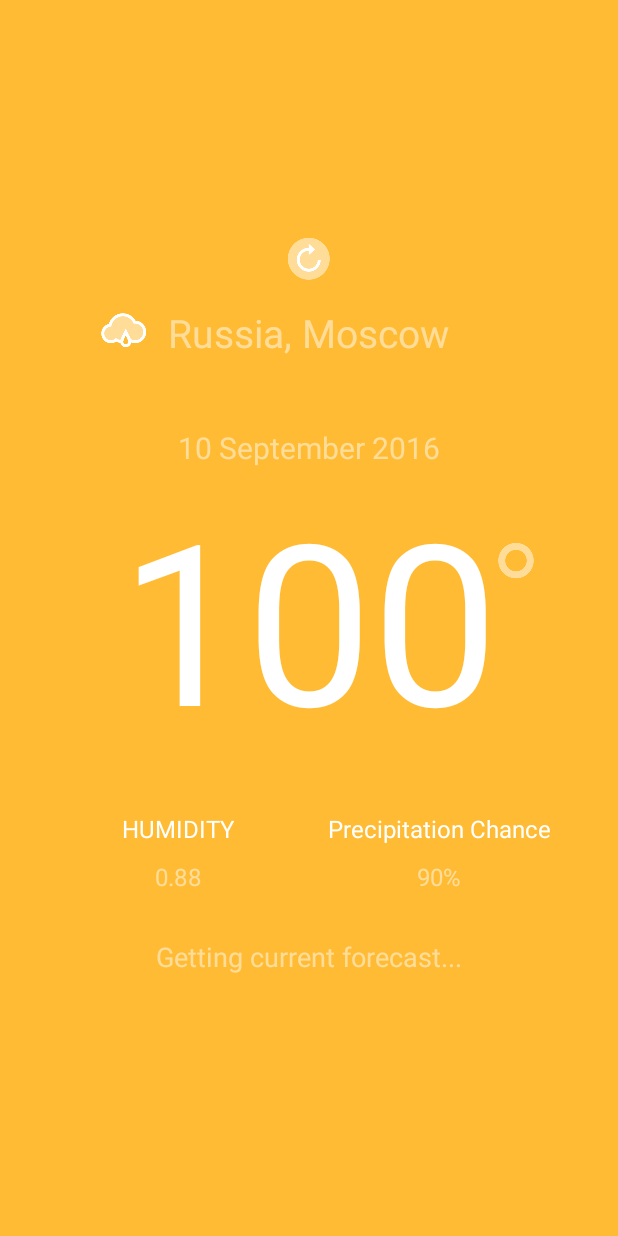
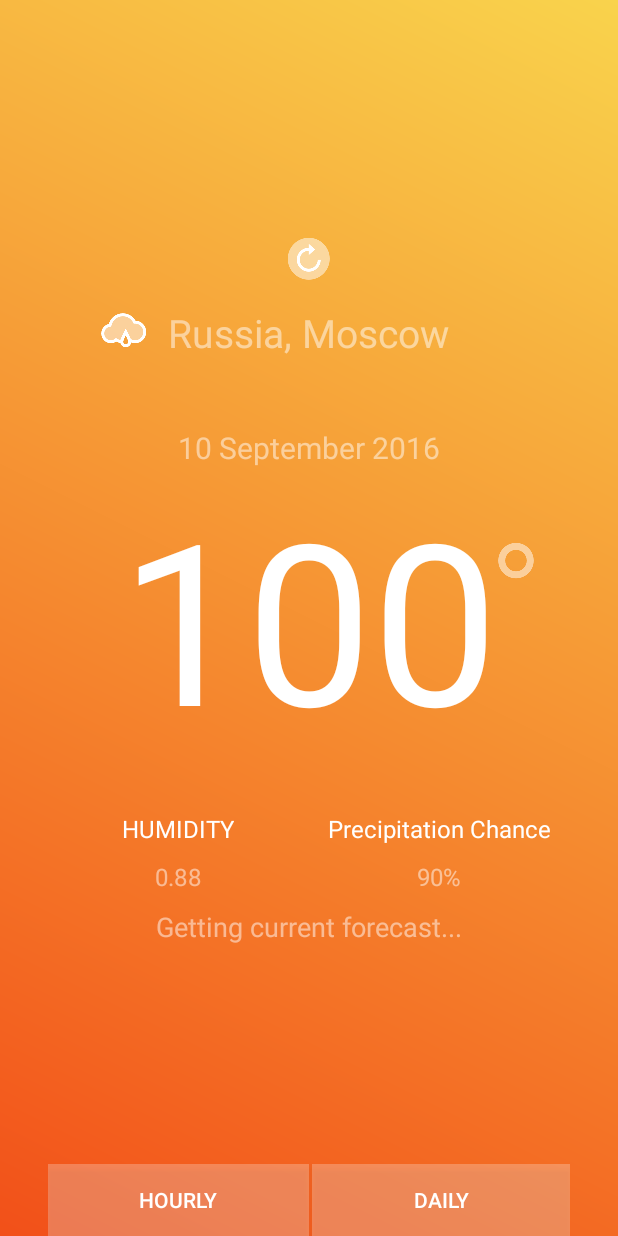
Before and after one commit to BarbosSergos/WeatherApp_WholeProject, an Android app: the screen it shows after launch (MainActivity), on a phone screen of 412 x 824 dp. Run offline under Robolectric (Android 15) with nearby library versions, the phone set to English and light mode, and no system bars; our stand-ins replace ButterKnife.

Commit message:
Add hourly and daily buttons

```diff
--- a/app/src/main/java/com/barbos/sergey/weatherapp/ui/MainActivity.java
+++ b/app/src/main/java/com/barbos/sergey/weatherapp/ui/MainActivity.java
@@ -70,7 +70,7 @@ public class MainActivity extends AppCompatActivity {
             }
         });
 
-        getForecast(letitude, longitude);
+       // getForecast(letitude, longitude);
 
         Log.d(TAG, "Main UI is running");
     }
--- /dev/null
+++ b/app/src/main/res/drawable/bg_gradient.xml
@@ -0,0 +1,11 @@
+<?xml version="1.0" encoding="utf-8"?>
+<shape xmlns:android="http://schemas.android.com/apk/res/android"
+    android:shape="rectangle">
+
+    <gradient
+        android:startColor="#f9d34c"
+        android:endColor="#f25019"
+        android:type="linear"
+        android:angle="225"/>
+
+</shape>
--- a/app/src/main/res/layout/activity_main.xml
+++ b/app/src/main/res/layout/activity_main.xml
@@ -4,12 +4,11 @@
     xmlns:tools="http://schemas.android.com/tools"
     android:layout_width="match_parent"
     android:layout_height="match_parent"
-    android:paddingBottom="@dimen/activity_vertical_margin"
     android:paddingLeft="@dimen/activity_horizontal_margin"
     android:paddingRight="@dimen/activity_horizontal_margin"
     android:paddingTop="@dimen/activity_vertical_margin"
     tools:context=".ui.MainActivity"
-    android:background="@android:color/holo_orange_light">
+    android:background="@drawable/bg_gradient">
 
     <TextView
         android:layout_width="wrap_content"
@@ -133,7 +132,7 @@
         android:layout_marginBottom="15dp"
         android:src="@mipmap/refresh"
         android:adjustViewBounds="false"
-        android:background="@android:color/holo_orange_light"/>
+        android:background="@android:color/transparent"/>
 
     <TextView
         android:layout_width="wrap_content"
@@ -142,9 +141,10 @@
         android:id="@+id/summaryLabel"
         android:layout_below="@+id/linearLayout"
         android:layout_centerHorizontal="true"
-        android:layout_marginTop="30dp"
+        android:layout_marginTop="10dp"
         android:textSize="18sp"
-        android:textColor="@color/transparent_white"/>
+        android:textColor="@color/transparent_white"
+        android:layout_marginBottom="5dp"/>
 
     <ProgressBar
         android:layout_width="wrap_content"
@@ -156,4 +156,32 @@
         android:visibility="invisible"
         android:layout_marginTop="30dp"/>
 
+    <LinearLayout
+        android:orientation="horizontal"
+        android:layout_width="match_parent"
+        android:layout_height="wrap_content"
+        android:layout_alignParentBottom="true"
+        android:layout_alignParentStart="true"
+        android:layout_marginTop="10dp">
+
+        <Button
+            android:layout_width="match_parent"
+            android:layout_height="wrap_content"
+            android:text="@string/hourlyBtnText"
+            android:id="@+id/hourlyBtn"
+            android:layout_weight="1"
+            android:background="@color/backgroundBtnColor"
+            android:textColor="@android:color/white"/>
+
+        <Button
+            android:layout_width="match_parent"
+            android:layout_height="wrap_content"
+            android:text="@string/dailyBtnText"
+            android:id="@+id/dailyBtn"
+            android:layout_weight="1"
+            android:background="@color/backgroundBtnColor"
+            android:textColor="@android:color/white"
+            android:layout_marginLeft="2dp"/>
+    </LinearLayout>
+
 </RelativeLayout>
--- a/app/src/main/res/values/colors.xml
+++ b/app/src/main/res/values/colors.xml
@@ -4,4 +4,5 @@
     <color name="colorPrimaryDark">#303F9F</color>
     <color name="colorAccent">#FF4081</color>
     <color name="transparent_white">#80ffffff</color>
+    <color name="backgroundBtnColor">#40ffffff</color>
 </resources>
--- a/app/src/main/res/values/strings.xml
+++ b/app/src/main/res/values/strings.xml
@@ -3,4 +3,6 @@
     <string name="error_title">Network error</string>
     <string name="error_message">Connection is unavailable</string>
     <string name="dialog_positiveButtonText" translatable="false">OK</string>
+    <string name="hourlyBtnText">Hourly</string>
+    <string name="dailyBtnText">Daily</string>
 </resources>
```
